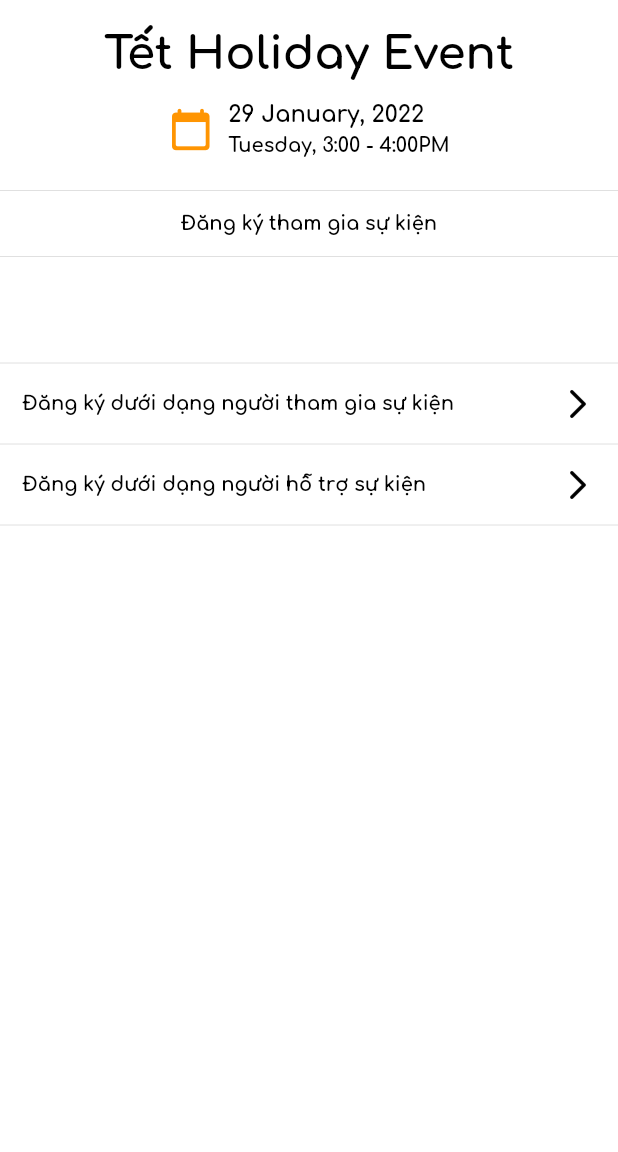
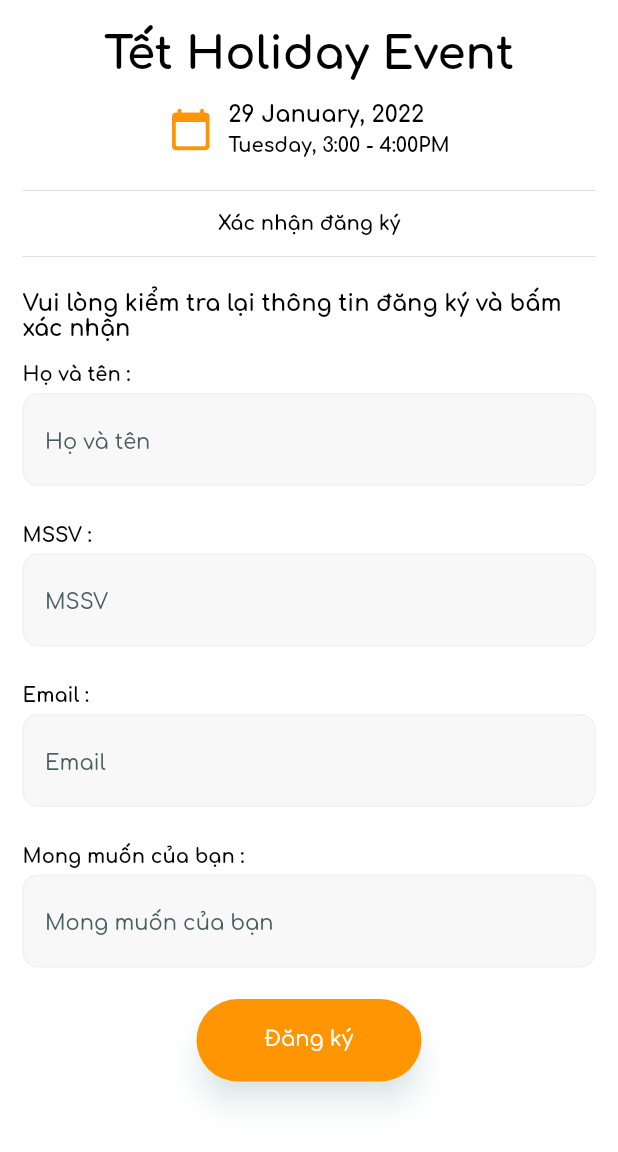
Before and after one commit to tanphuccgl/FSRE-FEvent, a Flutter app: the HolderRegisterEventPage screen opened by its route, after a tap on "Đăng ký dưới dạng người tham gia sự kiện", on a phone screen of 412 x 824 dp, the part 84-1236 px from its top. Run offline on Flutter 3.47's test engine with Material 2 defaults, Android fonts, the phone set to English and light mode, and no system bars; our stand-ins replace bot_toast, equatable, flutter_bloc, flutter_screenutil, google_fonts, logger.

Commit message:
add confirm register event page

```diff
--- a/lib/src/feature/event/pages/holder_register_event_page.dart
+++ b/lib/src/feature/event/pages/holder_register_event_page.dart
@@ -1,3 +1,4 @@
+import 'package:fevent/src/router/coordinator.dart';
 import 'package:fevent/src/theme/colors.dart';
 import 'package:flutter/material.dart';
 
@@ -25,7 +26,7 @@ class HolderRegisterEventPage extends StatelessWidget {
         ),
       ),
       body: ListView(
-        padding: const EdgeInsets.fromLTRB(0, 20, 0, 0),
+        padding: const EdgeInsets.fromLTRB(0, 70, 0, 0),
         shrinkWrap: true,
         children: [
           const Center(
@@ -102,7 +103,7 @@ class HolderRegisterEventPage extends StatelessWidget {
             height: 7,
           ),
           GestureDetector(
-            onTap: () {},
+            onTap: () => XCoordinator.showEventOne(),
             child: const Padding(
               padding: EdgeInsets.symmetric(horizontal: 15),
               child: Row(
--- /dev/null
+++ b/lib/src/feature/event/pages/register_event_one_page.dart
@@ -0,0 +1,207 @@
+import 'package:fevent/src/theme/colors.dart';
+import 'package:fevent/src/utils/helper/radius.dart';
+import 'package:fevent/src/widgets/input.dart';
+import 'package:flutter/material.dart';
+
+class RegisterEventOnePage extends StatelessWidget {
+  const RegisterEventOnePage({super.key});
+
+  @override
+  Widget build(BuildContext context) {
+    return Scaffold(
+      appBar: AppBar(
+        automaticallyImplyLeading: false,
+        backgroundColor: XColors.primary,
+        centerTitle: false,
+        title: const Text(
+          "Event Details",
+          style: TextStyle(
+              color: Colors.white, fontSize: 20, fontWeight: FontWeight.bold),
+        ),
+        leading: GestureDetector(
+          onTap: () => Navigator.pop(context),
+          child: const Icon(
+            Icons.arrow_back,
+            color: Colors.white,
+          ),
+        ),
+      ),
+      body: ListView(
+        padding: const EdgeInsets.fromLTRB(15, 20, 15, 0),
+        shrinkWrap: true,
+        children: [
+          const Center(
+            child: Text(
+              "Tết Holiday Event",
+              style: TextStyle(
+                  color: Colors.black,
+                  fontSize: 30,
+                  fontWeight: FontWeight.bold),
+            ),
+          ),
+          const SizedBox(
+            height: 15,
+          ),
+          const Center(
+              child: Row(
+            mainAxisAlignment: MainAxisAlignment.center,
+            children: [
+              Icon(
+                Icons.calendar_today_rounded,
+                color: XColors.primary,
+                size: 30,
+              ),
+              SizedBox(
+                width: 10,
+              ),
+              Column(
+                mainAxisAlignment: MainAxisAlignment.spaceBetween,
+                crossAxisAlignment: CrossAxisAlignment.start,
+                children: [
+                  Text(
+                    "29 January, 2022",
+                    style: TextStyle(
+                        color: Colors.black,
+                        fontSize: 15,
+                        fontWeight: FontWeight.bold),
+                  ),
+                  SizedBox(
+                    height: 5,
+                  ),
+                  Text(
+                    "Tuesday, 3:00 - 4:00PM",
+                    style: TextStyle(
+                        color: Colors.black,
+                        fontSize: 13,
+                        fontWeight: FontWeight.bold),
+                  ),
+                ],
+              ),
+            ],
+          )),
+          const SizedBox(
+            height: 15,
+          ),
+          const Divider(),
+          const SizedBox(
+            height: 7,
+          ),
+          const Center(
+              child: Text("Xác nhận đăng ký",
+                  style: TextStyle(
+                      color: Colors.black,
+                      fontSize: 13,
+                      fontWeight: FontWeight.bold))),
+          const SizedBox(
+            height: 7,
+          ),
+          const Divider(),
+          const SizedBox(
+            height: 15,
+          ),
+          const Text("Vui lòng kiểm tra lại thông tin đăng ký và bấm xác nhận",
+              style: TextStyle(
+                  color: Colors.black,
+                  fontSize: 15,
+                  fontWeight: FontWeight.bold)),
+          const SizedBox(
+            height: 15,
+          ),
+          const Text("Họ và tên :",
+              style: TextStyle(
+                  color: Colors.black,
+                  fontSize: 13,
+                  fontWeight: FontWeight.bold)),
+          const SizedBox(
+            height: 5,
+          ),
+          XInput(
+            value: "",
+            hintText: "Họ và tên",
+            filled: true,
+            fillColor: XColors.bgGrey.withOpacity(0.5),
+            enabledBorder: OutlineInputBorder(
+              borderSide: const BorderSide(color: XColors.bgGrey, width: 1),
+              borderRadius: BorderHelper.r10,
+            ),
+          ),
+          const SizedBox(
+            height: 5,
+          ),
+          const Text("MSSV :",
+              style: TextStyle(
+                  color: Colors.black,
+                  fontSize: 13,
+                  fontWeight: FontWeight.bold)),
+          const SizedBox(
+            height: 5,
+          ),
+          XInput(
+            value: "",
+            hintText: "MSSV",
+            filled: true,
+            fillColor: XColors.bgGrey.withOpacity(0.5),
+            enabledBorder: OutlineInputBorder(
+              borderSide: const BorderSide(color: XColors.bgGrey, width: 1),
+              borderRadius: BorderHelper.r10,
+            ),
+          ),
+          const SizedBox(
+            height: 5,
+          ),
+          const Text("Email :",
+              style: TextStyle(
+                  color: Colors.black,
+                  fontSize: 13,
+                  fontWeight: FontWeight.bold)),
+          const SizedBox(
+            height: 5,
+          ),
+          XInput(
+            value: "",
+            hintText: "Email",
+            filled: true,
+            fillColor: XColors.bgGrey.withOpacity(0.5),
+            enabledBorder: OutlineInputBorder(
+              borderSide: const BorderSide(color: XColors.bgGrey, width: 1),
+              borderRadius: BorderHelper.r10,
+            ),
+          ),
+          const SizedBox(
+            height: 5,
+          ),
+          const Text("Mong muốn của bạn :",
+              style: TextStyle(
+                  color: Colors.black,
+                  fontSize: 13,
+                  fontWeight: FontWeight.bold)),
+          const SizedBox(
+            height: 5,
+          ),
+          XInput(
+            value: "",
+            hintText: "Mong muốn của bạn",
+            filled: true,
+            fillColor: XColors.bgGrey.withOpacity(0.5),
+            enabledBorder: OutlineInputBorder(
+              borderSide: const BorderSide(color: XColors.bgGrey, width: 1),
+              borderRadius: BorderHelper.r10,
+            ),
+          ),
+          Center(
+            child: ElevatedButton(
+                style:
+                    ElevatedButton.styleFrom(maximumSize: const Size(150, 55)),
+                onPressed: () {},
+                child: const Text(
+                  "Đăng ký",
+                )),
+          ),
+          const SizedBox(
+            height: 25,
+          ),
+        ],
+      ),
+    );
+  }
+}
--- a/lib/src/router/app_router.dart
+++ b/lib/src/router/app_router.dart
@@ -2,6 +2,7 @@ import 'package:fevent/src/feature/dashboard/pages/dashboard_page.dart';
 import 'package:fevent/src/feature/event/pages/all_event_page.dart';
 import 'package:fevent/src/feature/event/pages/event_detail_page.dart';
 import 'package:fevent/src/feature/event/pages/holder_register_event_page.dart';
+import 'package:fevent/src/feature/event/pages/register_event_one_page.dart';
 import 'package:fevent/src/feature/login/pages/login_page.dart';
 import 'package:fevent/src/feature/profile/pages/profile_page.dart';
 import 'package:fevent/src/feature/profile/pages/update_profile_page.dart';
@@ -27,6 +28,8 @@ class XAppRoute {
       case XRouterName.eventHolder:
         return MaterialPageRoute(
             builder: (_) => const HolderRegisterEventPage());
+      case XRouterName.eventOne:
+        return MaterialPageRoute(builder: (_) => const RegisterEventOnePage());
 
       default:
         return MaterialPageRoute(
--- a/lib/src/router/coordinator.dart
+++ b/lib/src/router/coordinator.dart
@@ -1,5 +1,6 @@
 import 'package:fevent/src/feature/event/pages/event_detail_page.dart';
 import 'package:fevent/src/feature/event/pages/holder_register_event_page.dart';
+import 'package:fevent/src/feature/event/pages/register_event_one_page.dart';
 import 'package:fevent/src/router/router_name.dart';
 import 'package:flutter/material.dart';
 
@@ -44,6 +45,8 @@ class XCoordinator {
 
    static Future showEventHolder() => push(const HolderRegisterEventPage());
 
+     static Future showEventOne() => push(const RegisterEventOnePage());
+
   static Future showScanQR() => pushNamed(XRouterName.scanQr);
 
   static Future showNotification() => pushNamed(XRouterName.notification);
--- a/lib/src/router/router_name.dart
+++ b/lib/src/router/router_name.dart
@@ -8,6 +8,7 @@ class XRouterName {
   static const String eventAll = '/all-event';
     static const String eventDetail = '/event-detail';
      static const String eventHolder = '/event-holder';
+       static const String eventOne = '/event-one';
 
 
   static const String schedule = '/schedule';
--- a/lib/src/widgets/input.dart
+++ b/lib/src/widgets/input.dart
@@ -38,6 +38,8 @@ class XInput extends StatefulWidget {
     this.counterText,
     this.errorBorder,
     this.cursorColor,
+    this.filled = false,
+    this.fillColor,
   }) : super(key: key);
 
   final String value;
@@ -71,6 +73,8 @@ class XInput extends StatefulWidget {
   final int? hintMaxLines;
   final String? counterText;
   final Color? cursorColor;
+  final bool? filled;
+  final Color? fillColor;
 
   @override
   State<XInput> createState() => _XInputState();
@@ -183,8 +187,8 @@ class _XInputState extends State<XInput> {
         suffixIcon: _buildActions(),
         counterText: widget.counterText,
         counterStyle: const TextStyle(color: XColors.borderInput),
-        filled: widget.errorText == null ? filled : null,
-        fillColor: XColors.fillColor,
+        filled: widget.filled,
+        fillColor: widget.fillColor ?? XColors.fillColor,
         errorBorder: widget.errorBorder ?? errorBorder,
         focusedBorder: widget.focusedBorder ?? focusedBorder,
         focusedErrorBorder: widget.focusedBorder ?? errorBorder,
```
